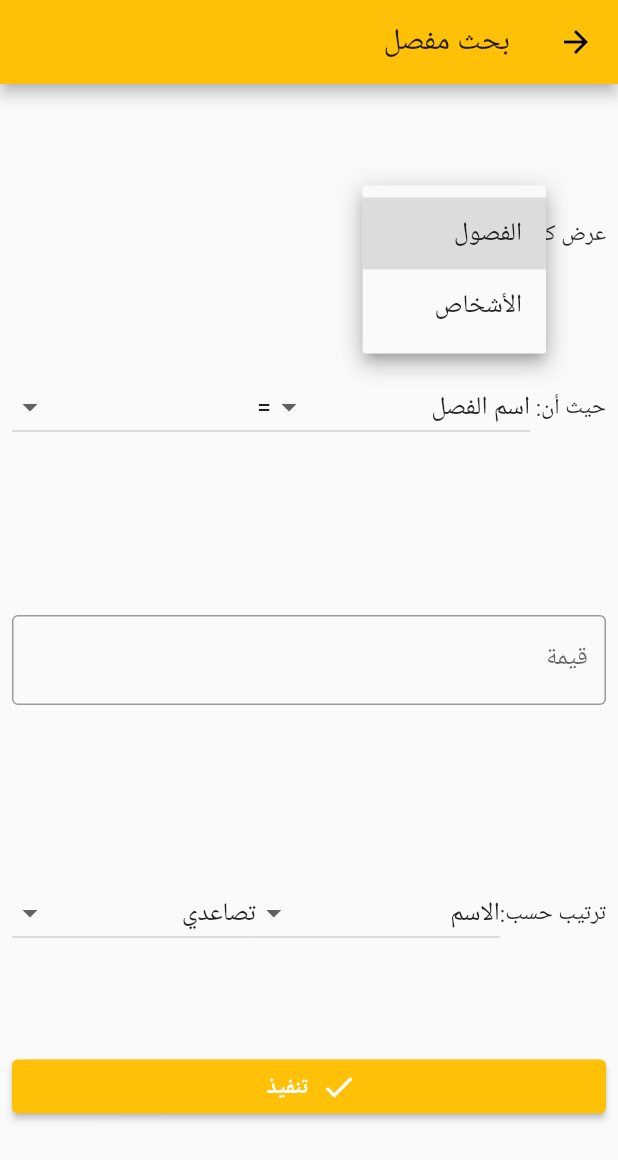
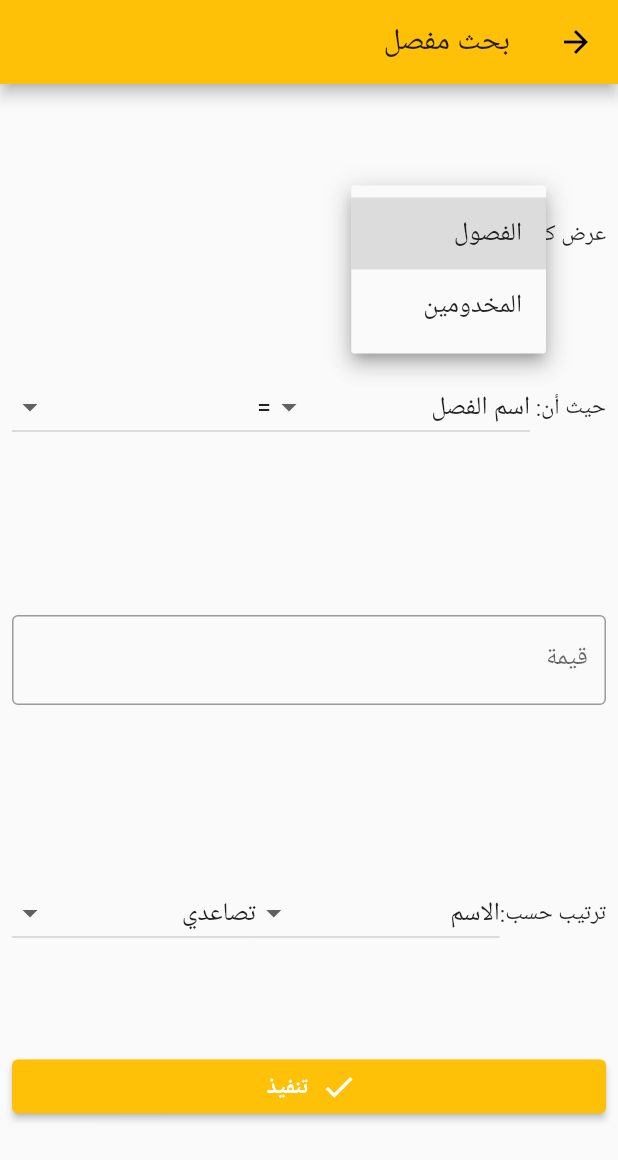
Before and after one commit to Andrew-Bekhiet/MeetingHelper, a Flutter app: the SearchQuery screen opened by its route, after a tap on "الفصول", on a phone screen of 412 x 824 dp. Shown: the top 1160 px of the screen. Run offline on Flutter 3.47's test engine with Material 2 defaults, Android fonts, the phone set to English and light mode, and no system bars; our stand-ins replace cached_network_image, cloud_firestore, cloud_functions, connectivity_plus, datetime_picker_formfield, device_info_plus and 34 more; missing offline and left inert: android_alarm_manager_plus, app_settings, battery_optimization, cloud_firestore_web, cloud_functions_web, connectivity_plus_web and 18 more; accounts and stored records are empty; statements that could not run were skipped.

Commit message:
Renamed "أشخاص" to "مخدومين" Renamed "شخص" to "مخدوم"

```diff
--- a/lib/models/class.dart
+++ b/lib/models/class.dart
@@ -242,6 +242,6 @@ class Class extends DataObject with PhotoObject, ParentObject<Person> {
         'StudyYear': 'سنة الدراسة',
         'Gender': 'نوع الفصل',
         'Color': 'اللون',
-        'Allowed': 'الأشخاص المسموح لهم بالرؤية والتعديل'
+        'Allowed': 'المخدومين المسموح لهم بالرؤية والتعديل'
       };
 }
--- a/lib/models/person.dart
+++ b/lib/models/person.dart
@@ -394,7 +394,7 @@ class Person extends DataObject with PhotoObject, ChildObject<Class> {
 
   static Map<String, dynamic> getHumanReadableMap2() => {
         'Name': 'الاسم',
-        'Phone': 'موبايل (شخصي)',
+        'Phone': 'موبايل (مخدومي)',
         'FatherPhone': 'موبايل الأب',
         'MotherPhone': 'موبايل الأم',
         'Address': 'العنوان',
--- a/lib/utils/helpers.dart
+++ b/lib/utils/helpers.dart
@@ -791,7 +791,8 @@ Future<void> recoverDoc(BuildContext context, String path) async {
               child: Text('استرجاع'),
             ),
           ],
-          content: StatefulBuilder(builder: (context, setState) {
+          content: StatefulBuilder(
+            builder: (context, setState) {
               return Column(
                 mainAxisSize: MainAxisSize.min,
                 children: [
@@ -818,7 +819,8 @@ Future<void> recoverDoc(BuildContext context, String path) async {
                   ),
                 ],
               );
-          }),
+            },
+          ),
         ),
       ) ==
       true) {
--- a/lib/views/day.dart
+++ b/lib/views/day.dart
@@ -224,7 +224,7 @@ class _DayState extends State<Day> with SingleTickerProviderStateMixin {
                                     !dayOptions.showSubtitlesInGroups.value);
                                 Navigator.pop(context);
                               },
-                              child: Text('اظهار عدد الأشخاص داخل كل فصل'),
+                              child: Text('اظهار عدد المخدومين داخل كل فصل'),
                             ),
                           ],
                         ),
@@ -356,13 +356,13 @@ class _DayState extends State<Day> with SingleTickerProviderStateMixin {
                 builder: (context, snapshot) {
                   return Text(
                     (snapshot.data?.item2 ?? 0).toString() +
-                        ' شخص حاضر و' +
+                        ' مخدوم حاضر و' +
                         ((snapshot.data?.item1 ?? 0) -
                                 (snapshot.data?.item2 ?? 0))
                             .toString() +
-                        ' شخص غائب من اجمالي ' +
+                        ' مخدوم غائب من اجمالي ' +
                         (snapshot.data?.item1 ?? 0).toString() +
-                        ' شخص',
+                        ' مخدوم',
                     textAlign: TextAlign.center,
                     textScaleFactor: 0.99,
                     strutStyle:
--- a/lib/views/edit_page/edit_class.dart
+++ b/lib/views/edit_page/edit_class.dart
@@ -331,7 +331,7 @@ class _EditClassState extends State<EditClass> {
           builder: (context) => AlertDialog(
             title: Text(class$.name),
             content:
-                Text('هل أنت متأكد من حذف ${class$.name} وكل ما به أشخاص؟'),
+                Text('هل أنت متأكد من حذف ${class$.name} وكل ما به مخدومين؟'),
             actions: <Widget>[
               TextButton(
                 onPressed: () {
--- a/lib/views/edit_page/edit_person.dart
+++ b/lib/views/edit_page/edit_person.dart
@@ -189,7 +189,7 @@ class _EditPersonState extends State<EditPerson> {
                     padding: EdgeInsets.symmetric(vertical: 4.0),
                     child: TextFormField(
                       decoration: InputDecoration(
-                        labelText: 'موبايل (شخصي)',
+                        labelText: 'موبايل (مخدومي)',
                         border: OutlineInputBorder(
                           borderSide:
                               BorderSide(color: Theme.of(context).primaryColor),
--- a/lib/views/info_page/class_info.dart
+++ b/lib/views/info_page/class_info.dart
@@ -423,7 +423,7 @@ class _ClassInfoState extends State<ClassInfo> {
                         class$.ref.collection('EditHistory'),
                         discoverFeature: true,
                       ),
-                      Text('الأشخاص بالفصل:'),
+                      Text('المخدومين بالفصل:'),
                       SearchFilters(
                         1,
                         searchStream: _searchStream,
@@ -448,7 +448,7 @@ class _ClassInfoState extends State<ClassInfo> {
                 stream: _listOptions.objectsData,
                 builder: (context, snapshot) {
                   return Text(
-                    (snapshot.data?.length ?? 0).toString() + ' شخص',
+                    (snapshot.data?.length ?? 0).toString() + ' مخدوم',
                     textAlign: TextAlign.center,
                     strutStyle:
                         StrutStyle(height: IconTheme.of(context).size / 7.5),
@@ -476,11 +476,11 @@ class _ClassInfoState extends State<ClassInfo> {
                       contentLocation: ContentLocation.above,
                       featureId: 'Add',
                       tapTarget: Icon(Icons.person_add),
-                      title: Text('اضافة شخص داخل الفصل'),
+                      title: Text('اضافة مخدوم داخل الفصل'),
                       description: Column(
                         children: [
                           Text(
-                              'يمكنك اضافة شخص داخل الفصل بسرعة وسهولة من هنا'),
+                              'يمكنك اضافة مخدوم داخل الفصل بسرعة وسهولة من هنا'),
                           OutlinedButton(
                             onPressed: () =>
                                 FeatureDiscovery.completeCurrentStep(context),
--- a/lib/views/info_page/person_info.dart
+++ b/lib/views/info_page/person_info.dart
@@ -55,7 +55,7 @@ class _PersonInfoState extends State<PersonInfo> {
           if (person == null)
             return Scaffold(
               body: Center(
-                child: Text('تم حذف الشخص'),
+                child: Text('تم حذف المخدوم'),
               ),
             );
           return Scaffold(
@@ -239,7 +239,7 @@ class _PersonInfoState extends State<PersonInfo> {
                                 return [
                                   PopupMenuItem(
                                       child: Text(
-                                          'ارسال إشعار للمستخدمين عن الشخص'))
+                                          'ارسال إشعار للمستخدمين عن المخدوم'))
                                 ];
                               },
                             ),
--- a/lib/views/list.dart
+++ b/lib/views/list.dart
@@ -257,7 +257,7 @@ class _ListState<T extends DataObject> extends State<DataObjectList<T>>
   String _getPluralStringType() {
     if (T == HistoryDay || T == ServantsHistoryDay) return 'سجلات';
     if (T == Class) return 'فصول';
-    if (T == Person) return 'أشخاص';
+    if (T == Person) return 'مخدومين';
     if (T == Invitation) return 'دعوات';
     throw UnimplementedError();
   }
@@ -344,7 +344,7 @@ class _CheckListState<T extends DataObject>
                           .item2
                           .length
                           .toString() +
-                      ' شخص داخل الفصل'),
+                      ' مخدوم داخل الفصل'),
                 );
               },
             );
@@ -571,7 +571,7 @@ class _CheckListState<T extends DataObject>
   String _getPluralStringType() {
     if (T == HistoryDay || T == ServantsHistoryDay) return 'سجلات';
     if (T == Class) return 'فصول';
-    if (T == Person) return 'أشخاص';
+    if (T == Person) return 'مخدومين';
     if (T == Invitation) return 'دعوات';
     if (T == User) return 'مستخدمين';
     throw UnimplementedError();
--- a/lib/views/root.dart
+++ b/lib/views/root.dart
@@ -266,13 +266,13 @@ class _RootState extends State<Root>
               ),
             ),
             Tab(
-              text: 'الأشخاص',
+              text: 'المخدومين',
               icon: DescribedFeatureOverlay(
                 barrierDismissible: false,
                 contentLocation: ContentLocation.below,
                 featureId: 'Persons',
                 tapTarget: const Icon(Icons.person),
-                title: Text('المخدومين /الأشخاص'),
+                title: Text('المخدومين /المخدومين'),
                 description: Column(
                   children: <Widget>[
                     Text('هنا تجد قائمة بكل المخدومين بالبرنامج'),
@@ -367,7 +367,7 @@ class _RootState extends State<Root>
               return Text(
                 (snapshot.data?.length ?? 0).toString() +
                     ' ' +
-                    (_tabController.index == 0 ? 'خدمة' : 'شخص'),
+                    (_tabController.index == 0 ? 'خدمة' : 'مخدوم'),
                 textAlign: TextAlign.center,
                 strutStyle:
                     StrutStyle(height: IconTheme.of(context).size / 7.5),
@@ -848,7 +848,7 @@ class _RootState extends State<Root>
                 description: Column(
                   children: <Widget>[
                     Text(
-                        'يمكن عمل بحث مفصل عن البيانات بالبرنامج بالخصائص المطلوبة\nمثال: عرض كل الأشخاص الذين يصادف عيد ميلادهم اليوم\nعرض كل الأشخاص داخل منطقة معينة'),
+                        'يمكن عمل بحث مفصل عن البيانات بالبرنامج بالخصائص المطلوبة\nمثال: عرض كل المخدومين الذين يصادف عيد ميلادهم اليوم\nعرض كل المخدومين داخل منطقة معينة'),
                     OutlinedButton.icon(
                       icon: Icon(Icons.forward),
                       label: Text(
--- a/lib/views/search_query.dart
+++ b/lib/views/search_query.dart
@@ -72,7 +72,7 @@ class _SearchQueryState extends State<SearchQuery> {
           1,
           'Name',
         ),
-        child: Text('اسم الشخص'),
+        child: Text('اسم المخدوم'),
       ),
       DropdownMenuItem(
         value: MapEntry(
@@ -677,7 +677,7 @@ class _SearchQueryState extends State<SearchQuery> {
                 DropdownButton(
                   items: <DropdownMenuItem>[
                     DropdownMenuItem(value: 0, child: Text('الفصول')),
-                    DropdownMenuItem(value: 1, child: Text('الأشخاص')),
+                    DropdownMenuItem(value: 1, child: Text('المخدومين')),
                   ],
                   value: parentIndex,
                   onChanged: parentChanged,
--- a/lib/views/settings.dart
+++ b/lib/views/settings.dart
@@ -145,7 +145,7 @@ class SettingsState extends State<Settings> {
                         header: Text('بيانات إضافية',
                             style: TextStyle(fontSize: 24)),
                         collapsed: Text(
-                            'الكنائس، الأباء الكهنة، الوظائف، السنوات الدراسية، أنواع الخدمات، أنواع الأشخاص',
+                            'الكنائس، الأباء الكهنة، الوظائف، السنوات الدراسية، أنواع الخدمات، أنواع المخدومين',
                             overflow: TextOverflow.ellipsis),
                         expanded: Column(
                           crossAxisAlignment: CrossAxisAlignment.stretch,
@@ -177,7 +177,7 @@ class SettingsState extends State<Settings> {
                         header: Text('مظهر البيانات',
                             style: TextStyle(fontSize: 24)),
                         collapsed: Text(
-                            'السطر الثاني للفصل، السطر الثاني للشخص',
+                            'السطر الثاني للفصل، السطر الثاني للمخدوم',
                             overflow: TextOverflow.ellipsis),
                         expanded: Column(
                           crossAxisAlignment: CrossAxisAlignment.stretch,
@@ -195,7 +195,7 @@ class SettingsState extends State<Settings> {
                                           (element) => element.value == 'Color')
                                       ..add(DropdownMenuItem(
                                         value: 'Members',
-                                        child: Text('الأشخاص بالفصل'),
+                                        child: Text('المخدومين بالفصل'),
                                       ))
                                       ..insert(
                                           0,
@@ -240,7 +240,7 @@ class SettingsState extends State<Settings> {
                                   await settings.put('PersonSecondLine', value);
                                 },
                                 decoration: InputDecoration(
-                                    labelText: 'السطر الثاني للشخص:',
+                                    labelText: 'السطر الثاني للمخدوم:',
                                     border: OutlineInputBorder(
                                       borderSide: BorderSide(
                                           color:
--- a/lib/views/trash.dart
+++ b/lib/views/trash.dart
@@ -224,7 +224,7 @@ class _TrashDayScreenState extends State<TrashDayScreen>
               icon: const Icon(Icons.miscellaneous_services),
             ),
             Tab(
-              text: 'الأشخاص',
+              text: 'المخدومين',
               icon: const Icon(Icons.person),
             ),
           ],
@@ -279,7 +279,7 @@ class _TrashDayScreenState extends State<TrashDayScreen>
               return Text(
                 (snapshot.data?.length ?? 0).toString() +
                     ' ' +
-                    (_tabController.index == 0 ? 'خدمة' : 'شخص'),
+                    (_tabController.index == 0 ? 'خدمة' : 'مخدوم'),
                 textAlign: TextAlign.center,
                 strutStyle:
                     StrutStyle(height: IconTheme.of(context).size / 7.5),
--- a/lib/views/users_list.dart
+++ b/lib/views/users_list.dart
@@ -70,7 +70,7 @@ class _UsersListState extends State<UsersList> {
                           .item2
                           .length
                           .toString() +
-                      ' شخص داخل الفصل'),
+                      ' مخدوم داخل الفصل'),
                 );
               },
               itemBuilder: (context, i) {
```
Lines whose indentation alone changed are shown as unchanged.
